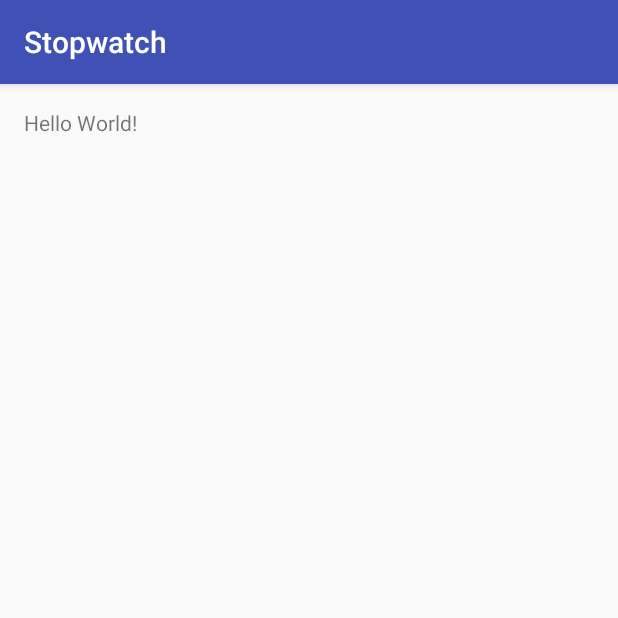
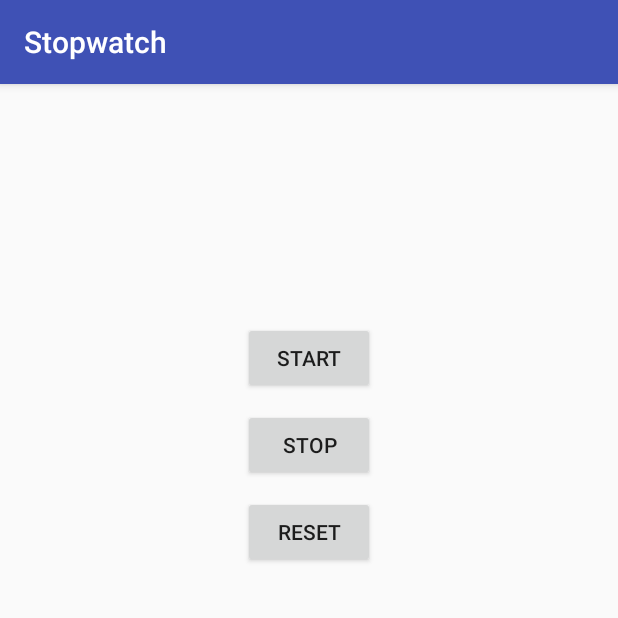
Before and after one commit to YRadov/Stopwatch, an Android app: the screen it shows after launch (StopwatchActivity), on a phone screen of 412 x 824 dp, the top half of it. Run offline under Robolectric (Android 15) with nearby library versions, the phone set to English and light mode, and no system bars.

Commit message:
add layout

```diff
--- a/app/src/main/res/layout/activity_stopwatch.xml
+++ b/app/src/main/res/layout/activity_stopwatch.xml
@@ -11,7 +11,43 @@
     tools:context="com.yuriy.radov.stopwatch.StopwatchActivity">
 
     <TextView
+        android:id="@+id/time_view"
         android:layout_width="wrap_content"
         android:layout_height="wrap_content"
-        android:text="Hello World!" />
+        android:layout_alignParentTop="true"
+        android:layout_centerHorizontal="true"
+        android:layout_marginTop="0dp"
+        android:text=""
+        android:textAppearance="?android:attr/textAppearanceLarge"
+        android:textSize="92sp"/>
+
+    <Button
+        android:text="@string/start"
+        android:layout_width="wrap_content"
+        android:layout_height="wrap_content"
+        android:layout_below="@+id/time_view"
+        android:layout_centerHorizontal="true"
+        android:layout_marginTop="20dp"
+        android:onClick="onClickStart"
+        android:id="@+id/start_button" />
+
+    <Button
+        android:text="@string/stop"
+        android:layout_width="wrap_content"
+        android:layout_height="wrap_content"
+        android:layout_below="@+id/start_button"
+        android:layout_centerHorizontal="true"
+        android:layout_marginTop="10dp"
+        android:onClick="onClickStart"
+        android:id="@+id/stop_button" />
+
+    <Button
+        android:text="@string/reset"
+        android:layout_width="wrap_content"
+        android:layout_height="wrap_content"
+        android:layout_below="@+id/stop_button"
+        android:layout_centerHorizontal="true"
+        android:layout_marginTop="10dp"
+        android:onClick="onClickStart"
+        android:id="@+id/reset_button" />
 </RelativeLayout>
--- a/app/src/main/res/values/strings.xml
+++ b/app/src/main/res/values/strings.xml
@@ -1,3 +1,6 @@
 <resources>
     <string name="app_name">Stopwatch</string>
+    <string name="stop">Stop</string>
+    <string name="start">Start</string>
+    <string name="reset">Reset</string>
 </resources>
```
